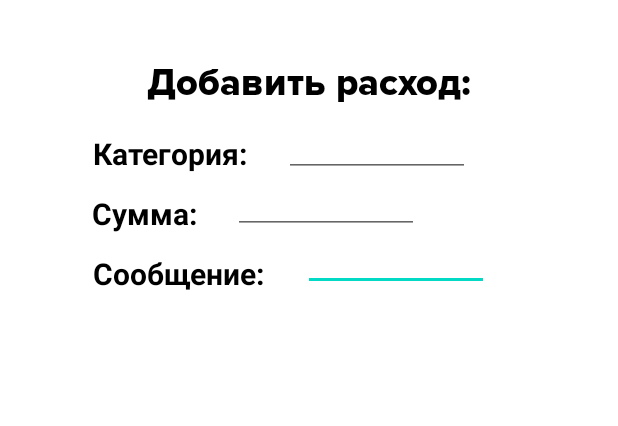
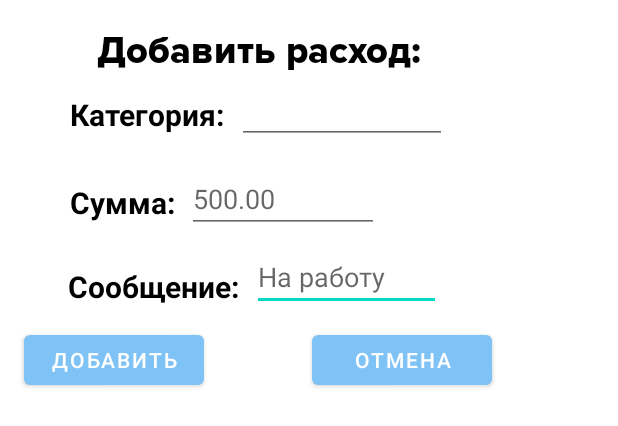
Before and after one commit to ilyagusa/FinanceManager, an Android app: the layout fragment_create_expense.xml on its own in the app's theme, with its tools: preview values and no code run, on a phone screen of 412 x 824 dp. Shown: the top 426 px of the screen. Run offline under Robolectric (Android 15) with nearby library versions, the phone set to English and light mode, and no system bars.

```diff
--- a/app/src/main/java/com/example/financemanager/database/financeOperationDatabase/FinanceOperation.kt
+++ b/app/src/main/java/com/example/financemanager/database/financeOperationDatabase/FinanceOperation.kt
@@ -15,7 +15,7 @@ data class FinanceOperation(
         var operationId: Long = 0L,
 
         @ColumnInfo(name = "date_operation")
-        val dateOperation: String =  SimpleDateFormat("dd.MM.yyyy").format(Date()),
+        val dateOperation: String =  SimpleDateFormat("dd-MM-yyyy").format(Date()),
 
         @ColumnInfo(name = "amount")
         var amount: Double = 0.0,
--- a/app/src/main/res/layout/fragment_create_expense.xml
+++ b/app/src/main/res/layout/fragment_create_expense.xml
@@ -2,97 +2,117 @@
 <androidx.constraintlayout.widget.ConstraintLayout xmlns:android="http://schemas.android.com/apk/res/android"
     xmlns:app="http://schemas.android.com/apk/res-auto"
     xmlns:tools="http://schemas.android.com/tools"
-    android:layout_width="match_parent"
-    android:layout_height="240dp">
-
-    <TextView
-        android:id="@+id/title_create_expense"
-        style="@style/TopTextStyle"
-        android:layout_width="wrap_content"
-        android:layout_height="wrap_content"
-        android:layout_marginTop="40dp"
-        android:gravity="center"
-        android:text="@string/title_create_expense"
-        app:layout_constraintEnd_toEndOf="parent"
-        app:layout_constraintHorizontal_bias="0.497"
-        app:layout_constraintStart_toStartOf="parent"
-        app:layout_constraintTop_toTopOf="parent" />
-
-    <EditText
-        android:id="@+id/edit_expenses_message"
-        android:layout_width="124dp"
-        android:layout_height="28dp"
-        android:ems="10"
-        android:inputType="text"
-        app:layout_constraintBottom_toBottomOf="parent"
-        app:layout_constraintEnd_toEndOf="parent"
-        app:layout_constraintHorizontal_bias="0.702"
-        app:layout_constraintStart_toStartOf="parent"
-        app:layout_constraintTop_toTopOf="parent"
-        app:layout_constraintVertical_bias="0.783" />
+    android:id="@+id/edit_expenses_layuot"
+    android:layout_width="344dp"
+    android:layout_height="270dp">
 
     <TextView
         android:id="@+id/create_expense_amount"
         style="@style/ExpensesText"
         android:layout_width="wrap_content"
         android:layout_height="wrap_content"
-        android:layout_marginTop="16dp"
+        android:layout_marginTop="124dp"
         android:text="@string/create_expense_amount"
         app:layout_constraintEnd_toEndOf="parent"
-        app:layout_constraintHorizontal_bias="0.179"
+        app:layout_constraintHorizontal_bias="0.17"
         app:layout_constraintStart_toStartOf="parent"
-        app:layout_constraintTop_toBottomOf="@+id/create_expense_category" />
+        app:layout_constraintTop_toTopOf="parent" />
+
+    <EditText
+        android:id="@+id/edit_expenses_category"
+        android:layout_width="140dp"
+        android:layout_height="43dp"
+        android:ems="10"
+        android:focusable="false"
+        android:inputType="text"
+        android:longClickable="false"
+        app:layout_constraintBottom_toBottomOf="parent"
+        app:layout_constraintEnd_toEndOf="parent"
+        app:layout_constraintHorizontal_bias="0.774"
+        app:layout_constraintStart_toStartOf="parent"
+        app:layout_constraintTop_toTopOf="parent"
+        app:layout_constraintVertical_bias="0.233" />
+
+    <EditText
+        android:id="@+id/edit_expenses_message"
+        android:layout_width="126dp"
+        android:layout_height="43dp"
+        android:layout_marginTop="164dp"
+        android:ems="10"
+        android:hint="@string/example_message"
+        android:inputType="text"
+        app:layout_constraintEnd_toEndOf="parent"
+        app:layout_constraintHorizontal_bias="0.772"
+        app:layout_constraintStart_toStartOf="parent"
+        app:layout_constraintTop_toTopOf="parent" />
+
+    <EditText
+        android:id="@+id/edit_expenses_amount"
+        android:layout_width="128dp"
+        android:layout_height="43dp"
+        android:layout_marginTop="112dp"
+        android:ems="10"
+        android:hint="@string/hint_amount_expenses"
+        android:inputType="numberDecimal"
+        app:layout_constraintEnd_toEndOf="parent"
+        app:layout_constraintHorizontal_bias="0.578"
+        app:layout_constraintStart_toStartOf="parent"
+        app:layout_constraintTop_toTopOf="parent" />
 
     <TextView
         android:id="@+id/create_expense_category"
         style="@style/ExpensesText"
         android:layout_width="wrap_content"
         android:layout_height="wrap_content"
-        android:layout_marginTop="20dp"
+        android:layout_marginTop="12dp"
         android:text="@string/category_operation"
         app:layout_constraintEnd_toEndOf="parent"
-        app:layout_constraintHorizontal_bias="0.2"
+        app:layout_constraintHorizontal_bias="0.193"
         app:layout_constraintStart_toStartOf="parent"
         app:layout_constraintTop_toBottomOf="@+id/title_create_expense" />
 
-    <EditText
-        android:id="@+id/edit_expenses_category"
-        android:layout_width="124dp"
-        android:layout_height="28dp"
-        android:ems="10"
-        android:focusable="false"
-        android:inputType="text"
-        android:longClickable="false"
-        app:layout_constraintBottom_toBottomOf="parent"
+    <TextView
+        android:id="@+id/title_create_expense"
+        style="@style/TopTextStyle"
+        android:layout_width="wrap_content"
+        android:layout_height="37dp"
+        android:layout_marginTop="16dp"
+        android:gravity="center"
+        android:text="@string/title_create_expense"
         app:layout_constraintEnd_toEndOf="parent"
-        app:layout_constraintHorizontal_bias="0.657"
         app:layout_constraintStart_toStartOf="parent"
-        app:layout_constraintTop_toTopOf="parent"
-        app:layout_constraintVertical_bias="0.424" />
-
-    <EditText
-        android:id="@+id/edit_expenses_amount"
-        android:layout_width="124dp"
-        android:layout_height="28dp"
-        android:ems="10"
-        android:inputType="number"
-        app:layout_constraintBottom_toBottomOf="parent"
-        app:layout_constraintEnd_toEndOf="parent"
-        app:layout_constraintHorizontal_bias="0.539"
-        app:layout_constraintStart_toStartOf="parent"
-        app:layout_constraintTop_toTopOf="parent"
-        app:layout_constraintVertical_bias="0.603" />
+        app:layout_constraintTop_toTopOf="parent" />
 
     <TextView
         android:id="@+id/create_expense_message"
         style="@style/ExpensesText"
         android:layout_width="wrap_content"
         android:layout_height="wrap_content"
-        android:layout_marginTop="16dp"
+        android:layout_marginTop="180dp"
         android:text="@string/create_expense_message"
         app:layout_constraintEnd_toEndOf="parent"
-        app:layout_constraintHorizontal_bias="0.208"
+        app:layout_constraintHorizontal_bias="0.198"
         app:layout_constraintStart_toStartOf="parent"
-        app:layout_constraintTop_toBottomOf="@+id/create_expense_amount" />
+        app:layout_constraintTop_toTopOf="parent" />
+
+    <Button
+        android:id="@+id/button_add_expenses"
+        android:layout_width="120dp"
+        android:layout_height="45dp"
+        android:layout_marginStart="16dp"
+        android:layout_marginBottom="7dp"
+        android:text="@string/add_expenses_button"
+        app:layout_constraintBottom_toBottomOf="parent"
+        app:layout_constraintStart_toStartOf="parent" />
+
+    <Button
+        android:id="@+id/button_cancel_expenses"
+        android:layout_width="120dp"
+        android:layout_height="45dp"
+        android:layout_marginEnd="16dp"
+        android:layout_marginBottom="7dp"
+        android:text="@string/cancel_expenses_button"
+        app:layout_constraintBottom_toBottomOf="parent"
+        app:layout_constraintEnd_toEndOf="parent" />
 
 </androidx.constraintlayout.widget.ConstraintLayout>
--- a/app/src/main/res/layout/fragment_history.xml
+++ b/app/src/main/res/layout/fragment_history.xml
@@ -26,15 +26,13 @@
             android:layout_width="373dp"
             android:layout_height="540.5dp"
             android:layout_marginStart="10dp"
+            android:layout_marginTop="7dp"
             android:layout_marginEnd="10dp"
             android:background="@drawable/shadow_background"
             app:layoutManager="androidx.recyclerview.widget.LinearLayoutManager"
-            app:layout_constraintBottom_toBottomOf="parent"
             app:layout_constraintEnd_toEndOf="parent"
-            app:layout_constraintHorizontal_bias="0.0"
             app:layout_constraintStart_toStartOf="parent"
-            app:layout_constraintTop_toTopOf="parent"
-            app:layout_constraintVertical_bias="0.23" />
+            app:layout_constraintTop_toBottomOf="@+id/text_history_operation" />
 
     </androidx.constraintlayout.widget.ConstraintLayout>
 </layout>
--- a/app/src/main/res/values/strings.xml
+++ b/app/src/main/res/values/strings.xml
@@ -32,4 +32,10 @@
     <string name="title_create_expense">Добавить расход: </string>
     <string name="create_expense_amount">Сумма:</string>
     <string name="create_expense_message">Сообщение:</string>
+    <string name="hint_amount_expenses">500.00</string>
+    <string name="example_message">На работу</string>
+    <string name="add_expenses_button">Добавить</string>
+    <string name="cancel_expenses_button">Отмена</string>
+    <string name="empty_amount">Сумма доходов/расходов не должна быть пустой</string>
+    <string name="ok">Ок</string>
 </resources>
```
Also changed, not shown: app/src/main/java/com/example/financemanager/MyFilter.kt (added, +19 -0 lines), app/src/main/java/com/example/financemanager/ui/home/expensesCategory/ExpensesCategoryAdapter.kt (+38 -7 lines), app/src/main/res/layout/activity_main.xml (+4 -5 lines), app/src/main/res/layout/alert_empty_amount.xml (added, +30 -0 lines), app/src/main/res/layout/fragment_home.xml (+22 -26 lines).
